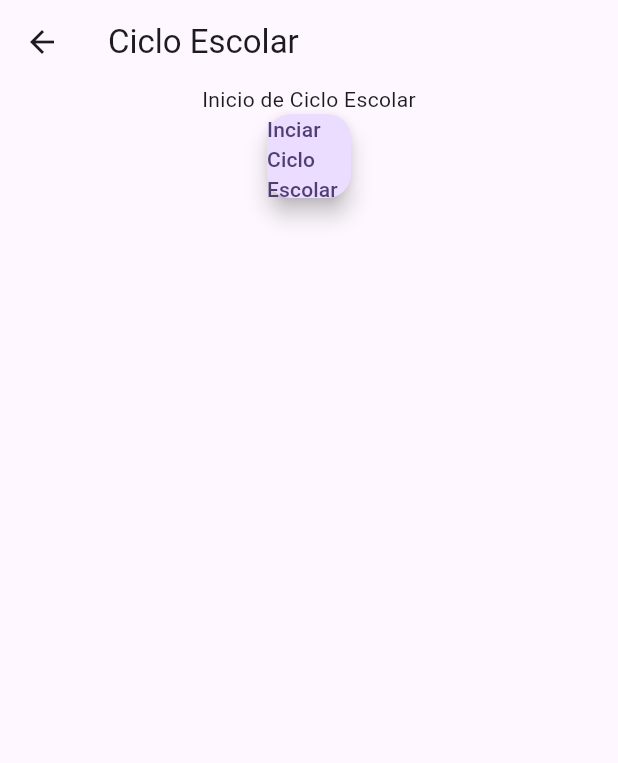
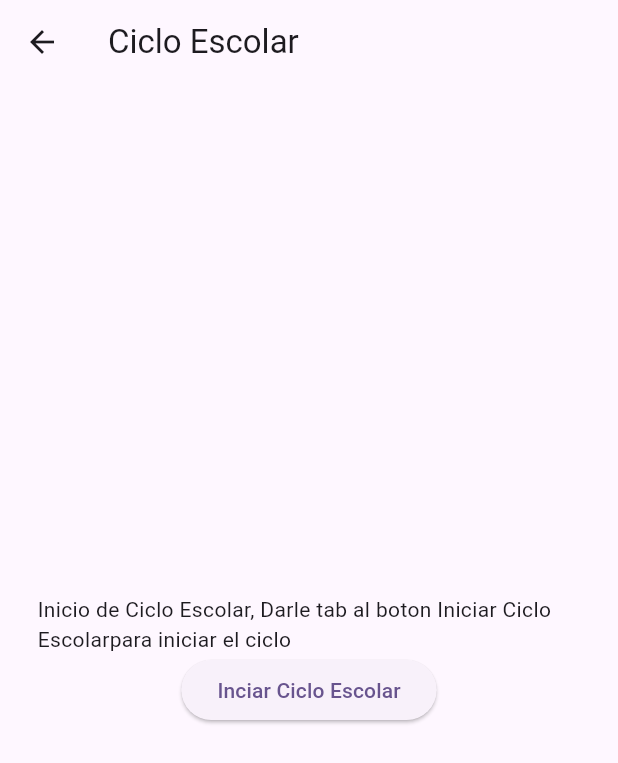
Before and after one commit to Atom-137/Proyecto-Graduacion, a Flutter app: the CicloEscolarScreen screen opened by its route, on a phone screen of 412 x 824 dp. Shown: the top 763 px of the screen. Run offline on Flutter 3.47's test engine with Material 3 defaults, Android fonts, the phone set to English and light mode, and no system bars; our stand-ins replace go_router.

Commit message:
mejoras visuales

```diff
--- a/lib/pantallas/ciclo_escolar_screen.dart
+++ b/lib/pantallas/ciclo_escolar_screen.dart
@@ -7,15 +7,21 @@ class CicloEscolarScreen extends StatelessWidget {
   Widget build(BuildContext context) {
     return Scaffold(
       appBar: AppBar( title: const Text('Ciclo Escolar')),
-      body: Center(
-        child: Column(
-          children: [
-            Text('Inicio de Ciclo Escolar'),
-            FloatingActionButton(
-              onPressed: (){},
-              child: Text('Inciar Ciclo Escolar'))
+      body: Padding(
+        padding: const EdgeInsets.all(25.0),
+        child: Center(
+          child: Column(
+            mainAxisAlignment: MainAxisAlignment.center,
+            crossAxisAlignment: CrossAxisAlignment.center,
+            children: [
+              Text('Inicio de Ciclo Escolar, Darle tab al boton Iniciar Ciclo Escolar'
+                  'para iniciar el ciclo '),
+              ElevatedButton(
+                onPressed: (){},
+                child: Text('Inciar Ciclo Escolar'))
 
-          ]
+            ]
+          ),
         ),
       ),
     );
```
Also changed, not shown: lib/shared/services/form_dynamic_service.dart (+5 -2 lines), 1 other file.
